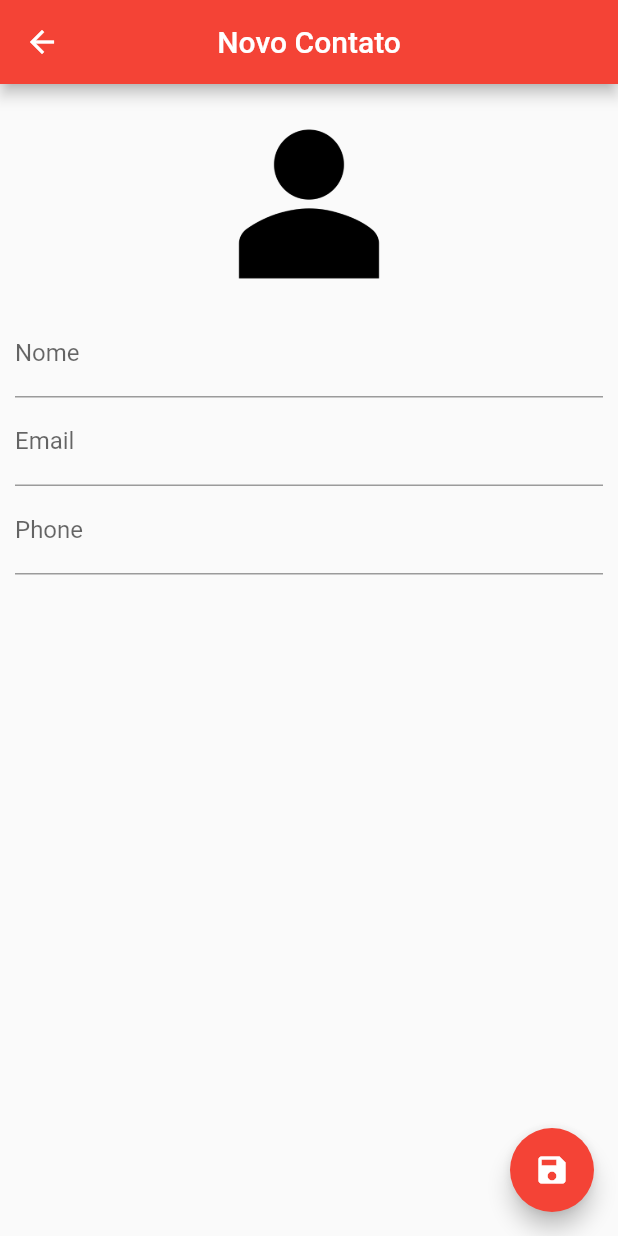
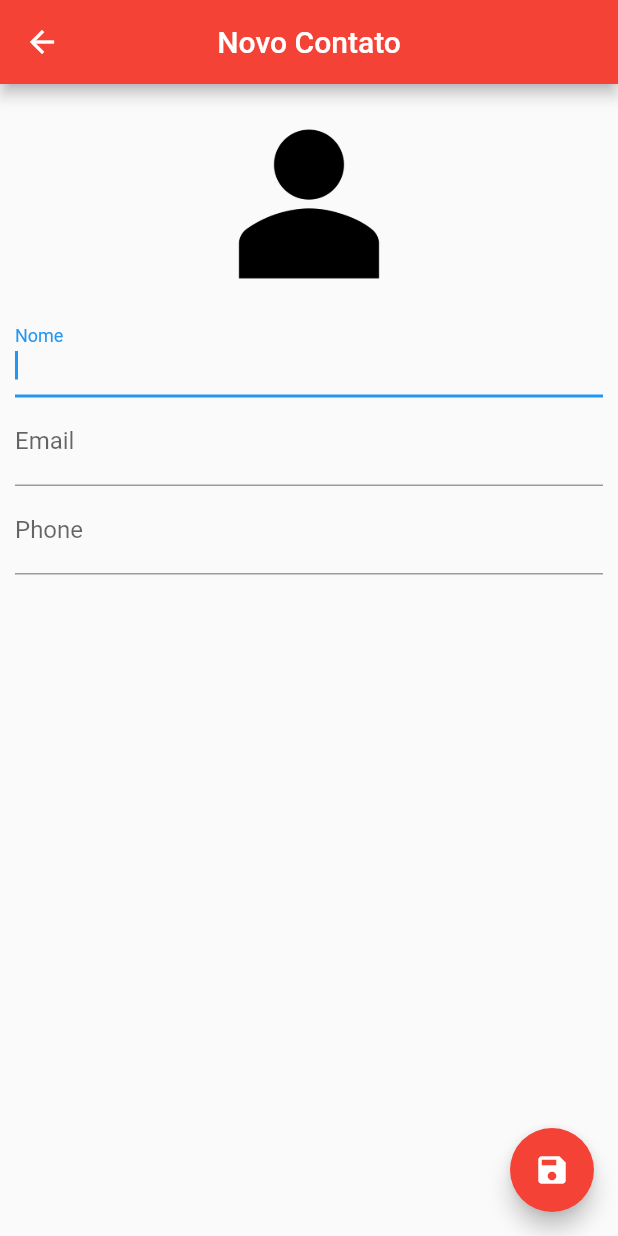
Before and after one commit to leonardovasconcelos/flutter_agenda_contatos, a Flutter app: the ContactPage screen opened directly, after a tap on the "save" icon, on a phone screen of 412 x 824 dp. Run offline on Flutter 3.47's test engine with Material 2 defaults, Android fonts, the phone set to English and light mode, and no system bars; our stand-ins replace sqflite; accounts and stored records are empty.

Commit message:
Retornando o Contato Modificado

```diff
--- a/lib/ui/contact_page.dart
+++ b/lib/ui/contact_page.dart
@@ -18,6 +18,8 @@ class _ContactPageState extends State<ContactPage> {
   final _nameController = TextEditingController();
   final _emailController = TextEditingController();
   final _phoneController = TextEditingController();
+
+  final _nameFocus = FocusNode();
 
   bool _userEdited = false;
 
@@ -48,7 +50,14 @@ class _ContactPageState extends State<ContactPage> {
         centerTitle: true,
       ),
       floatingActionButton: FloatingActionButton(
-        onPressed: (){},
+        onPressed: (){
+          if(_editedContact.name != null && _editedContact.name.isNotEmpty){
+            Navigator.pop(context, _editedContact);
+          }
+          else{
+            FocusScope.of(context).requestFocus(_nameFocus);
+          }
+        },
         child: Icon(Icons.save),
         backgroundColor: Colors.red,
       ),
@@ -72,6 +81,7 @@ class _ContactPageState extends State<ContactPage> {
             ),
             TextField(
               controller: _nameController,
+              focusNode: _nameFocus,
               decoration: InputDecoration(labelText: "Nome"),
               onChanged: (text){
                 _userEdited = true;
```
